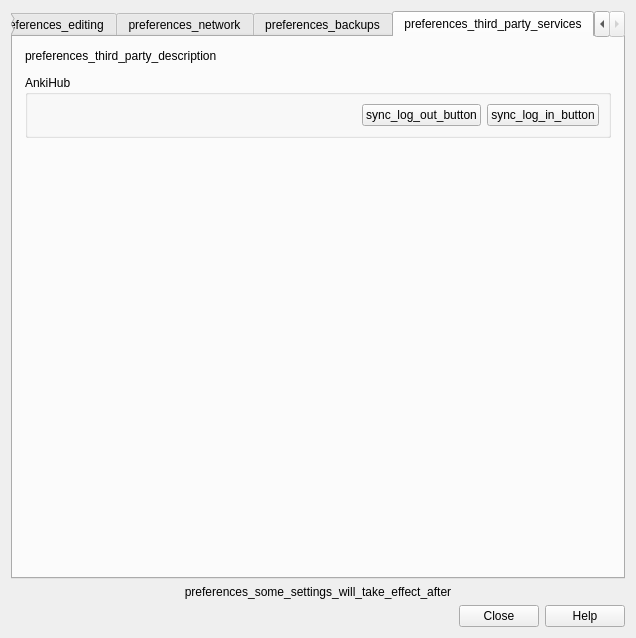
Above: qt/aqt/forms/preferences.ui from ankitects/anki before the change. Below: the same form after it.
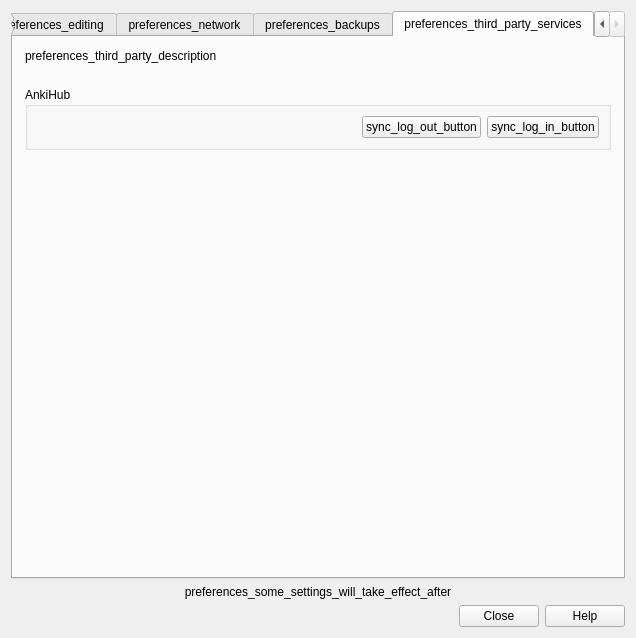
That is the form after the change. The open tabs and pages were chosen to show the change.

Commit message: Add padding to third-party services, and fix tab order from other PR

The edit to the form file:
```diff
--- a/qt/aqt/forms/preferences.ui
+++ b/qt/aqt/forms/preferences.ui
@@ -1135,7 +1135,7 @@
           <number>12</number>
          </property>
          <item>
-          <widget class="QLabel">
+        <widget class="QLabel" name="label">
            <property name="sizePolicy">
             <sizepolicy hsizetype="Preferred" vsizetype="Preferred">
              <horstretch>0</horstretch>
@@ -1147,6 +1147,22 @@
            </property>
           </widget>
          </item>
+       <item>
+        <spacer name="verticalSpacer">
+         <property name="orientation">
+          <enum>Qt::Vertical</enum>
+         </property>
+         <property name="sizeType">
+          <enum>QSizePolicy::Maximum</enum>
+         </property>
+         <property name="sizeHint" stdset="0">
+          <size>
+           <width>20</width>
+           <height>12</height>
+          </size>
+         </property>
+        </spacer>
+       </item>
          <item>
           <widget class="QGroupBox" name="groupBox_6">
            <property name="title">
```
Left out of the diff: 31 changed lines with no effect on the pictures. Lines whose indentation alone changed are shown as unchanged.
